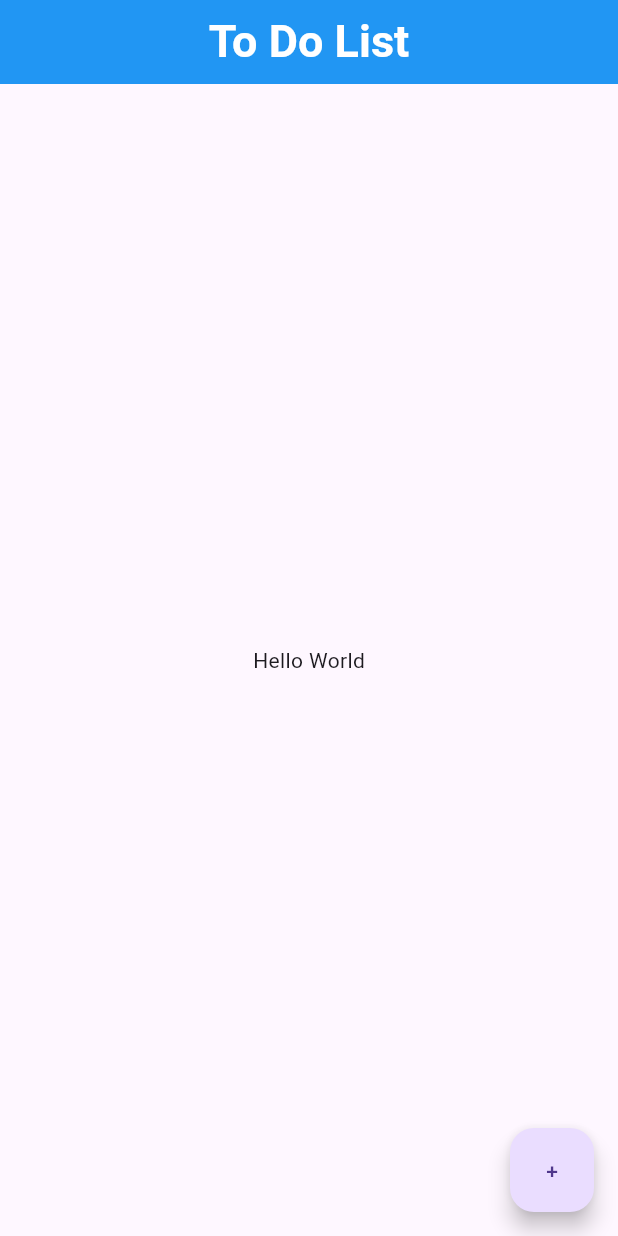
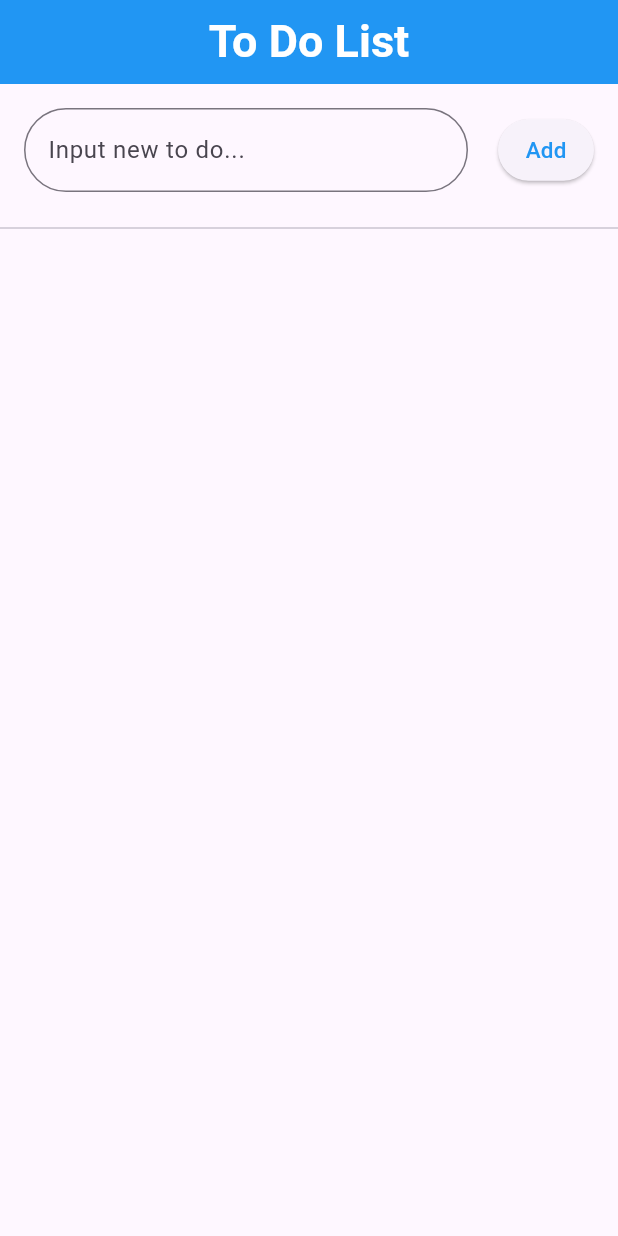
Before and after one commit to Axel-Jeremy/FlutterToDoList, a Flutter app: the screen it shows after launch, on a phone screen of 412 x 824 dp. Run offline on Flutter 3.47's test engine with Material 3 defaults, Android fonts, the phone set to English and light mode, and no system bars.

Commit message:
simple to do list

```diff
--- a/lib/main.dart
+++ b/lib/main.dart
@@ -1,35 +1,159 @@
 import 'package:flutter/material.dart';
 
 void main() {
-  runApp(MaterialApp(
-    home: Home(),
-  ));
+  runApp(const MyApp());
 }
 
-class Home extends StatelessWidget {
-  const Home({super.key});
+class MyApp extends StatelessWidget {
+  const MyApp({super.key});
 
   @override
   Widget build(BuildContext context) {
-    return
-      Scaffold(
+    return const MaterialApp(
+      debugShowCheckedModeBanner: false,
+      home: TodoScreen(),
+    );
+  }
+}
+
+//class buat simpen judul sama sudah beres/belum
+class TodoItem {
+  String title;
+  bool isDone;
+
+  //constructor
+  TodoItem({required this.title, this.isDone = false});
+}
+
+class TodoScreen extends StatefulWidget {
+  const TodoScreen({super.key});
+
+  @override
+  State<TodoScreen> createState() => _TodoScreenState();
+}
+
+class _TodoScreenState extends State<TodoScreen> {
+  final List<TodoItem> todos = [];
+  final TextEditingController _textController = TextEditingController();
+
+  void _addTodo() {
+    if (_textController.text.isNotEmpty) {
+      setState(() {
+        todos.add(TodoItem(title: _textController.text));
+        _textController.clear();
+      });
+    }
+  }
+
+  void _deleteTodo(int index) {
+    setState(() {
+      todos.removeAt(index); // hapus item berdasarkan urutannya di list
+    });
+  }
+
+  void _toggleDone(int index) {
+    setState(() {
+      todos[index].isDone = !todos[index].isDone;
+    });
+  }
+
+  @override
+  Widget build(BuildContext context) {
+    return Scaffold(
       appBar: AppBar(
-          title: Text('To Do List',
+        title: Text(
+          'To Do List',
           style: TextStyle(
               fontWeight: FontWeight.bold,
               fontSize: 30,
               color: Colors.white,
           ),
         ),
+        backgroundColor: Colors.blue,
         centerTitle: true,
-          backgroundColor: Colors.blue,
       ),
-        body: Center(
-          child: Text('Hello World'),
+      body: Column(
+        children: [
+          Padding(
+            padding: EdgeInsets.all(16.0),
+            child: Row(
+              children: [
+                Expanded(
+                  child: TextField(
+                    controller: _textController,
+                    decoration: InputDecoration(
+                      hintText: 'Input new to do...',
+                      border: OutlineInputBorder(
+                          borderRadius: BorderRadius.circular(30.0),
                       ),
-        floatingActionButton: FloatingActionButton(
-          onPressed: () {  },
-          child: Text('+'),
+                    ),
+                  ),
+                ),
+                SizedBox(width: 20),
+                ElevatedButton(
+                  onPressed: _addTodo,
+                  style: ElevatedButton.styleFrom(
+                    padding: EdgeInsets.fromLTRB(0, 10, 0, 10),
+                  ),
+                  child: Text(
+                    'Add',
+                    style:
+                    TextStyle(
+                        fontSize: 15,
+                        color: Colors.blue,
+                    ),
+                  ),
+                ),
+              ],
+            ),
+          ),
+
+          Divider(),
+
+          Expanded(
+            child: ListView.builder(
+              itemCount: todos.length,
+              itemBuilder: (context, index) {
+                return Card(
+                  margin: EdgeInsets.symmetric(horizontal: 16, vertical: 5),
+                  child: ListTile(
+                    leading: Checkbox(
+                      value: todos[index].isDone,
+                      onChanged: (bool? value) {
+                        _toggleDone(index); // Panggil fungsi ubah status saat dicentang
+                      },
+                    ),
+
+                    title: Text(
+                      todos[index].title,
+                      style: TextStyle(
+                        decoration: todos[index].isDone //branching tulisan dicoret ato ga sesuai isDone
+                            ? TextDecoration.lineThrough
+                            : TextDecoration.none,
+                        // branching warna abu kalo udah beres
+                        color: todos[index].isDone ? Colors.grey : Colors.black,
+                      ),
+                    ),
+
+                    trailing: ElevatedButton(
+                      onPressed: (){
+                        _deleteTodo(index);
+                      },
+                      child: Text(
+                        'Delete',
+                        style:
+                        TextStyle(
+                          fontSize: 15,
+                          color: Colors.red,
+                        ),
+                      ),
+                    ),
+                  ),
+                );
+              },
+            ),
+          ),
+        ],
       ),
     );
   }
```
Lines whose indentation alone changed are shown as unchanged.
